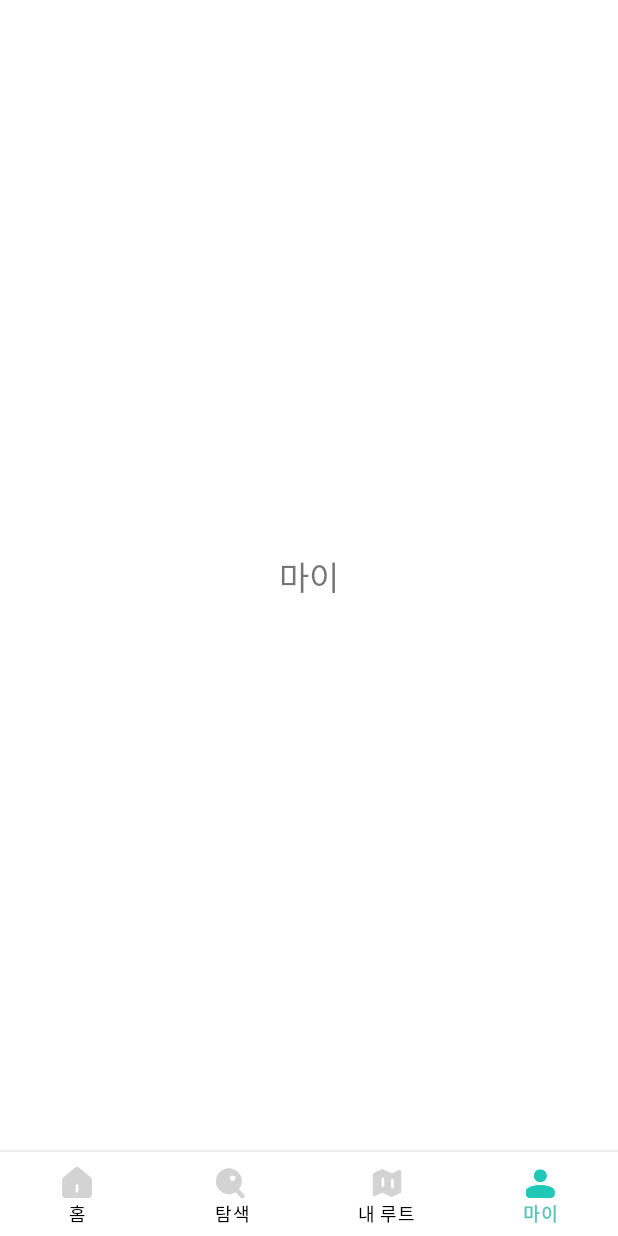
After one commit to Route-Box/route_box_aos, an Android app: the MyFragment screen opened through its navigation route, on a phone screen of 412 x 824 dp. The commit adds this screen. Run offline under Robolectric (Android 15) with nearby library versions, the phone set to English and light mode, and no system bars; our stand-ins replace data binding, navigation-ui.

Commit message:
✨ Feat: navigation으로 바텀네비게이션 화면 이동 구현
- navigation 의존성 추가
- BottomNavigation 아이템 클릭 시 화면 이동
- StatusBar 색상 변경

Related to: #1

```diff
--- a/RouteBox/app/build.gradle
+++ b/RouteBox/app/build.gradle
@@ -46,6 +46,10 @@ dependencies {
     androidTestImplementation 'androidx.test.ext:junit:1.2.1'
     androidTestImplementation 'androidx.test.espresso:espresso-core:3.6.1'
 
+    // navigation
+    implementation "androidx.navigation:navigation-fragment-ktx:$navigationVersion"
+    implementation "androidx.navigation:navigation-ui-ktx:$navigationVersion"
+
     // retrofit
     implementation 'com.squareup.retrofit2:retrofit:2.9.0'
     implementation 'com.squareup.retrofit2:converter-gson:2.9.0'
--- a/RouteBox/app/src/main/java/com/example/routebox/presentation/ui/MainActivity.kt
+++ b/RouteBox/app/src/main/java/com/example/routebox/presentation/ui/MainActivity.kt
@@ -3,6 +3,8 @@ package com.example.routebox.presentation.ui
 import androidx.appcompat.app.AppCompatActivity
 import android.os.Bundle
 import androidx.databinding.DataBindingUtil
+import androidx.navigation.findNavController
+import androidx.navigation.ui.NavigationUI
 import com.example.routebox.R
 import com.example.routebox.databinding.ActivityMainBinding
 
@@ -13,10 +15,13 @@ class MainActivity : AppCompatActivity() {
     override fun onCreate(savedInstanceState: Bundle?) {
         super.onCreate(savedInstanceState)
         binding = DataBindingUtil.setContentView(this, R.layout.activity_main)
-        setBottomNavigation()
+
+        initNavigation()
     }
 
-    private fun setBottomNavigation() {
+    private fun initNavigation() {
         binding.mainBottomNav.itemIconTintList = null
+
+        NavigationUI.setupWithNavController(binding.mainBottomNav, findNavController(R.id.main_nav_host))
     }
 }
--- /dev/null
+++ b/RouteBox/app/src/main/java/com/example/routebox/presentation/ui/home/HomeFragment.kt
@@ -0,0 +1,23 @@
+package com.example.routebox.presentation.ui.home
+
+import android.os.Bundle
+import android.view.LayoutInflater
+import android.view.View
+import android.view.ViewGroup
+import androidx.fragment.app.Fragment
+import com.example.routebox.databinding.FragmentHomeBinding
+
+class HomeFragment : Fragment() {
+    private lateinit var binding: FragmentHomeBinding
+
+    override fun onCreateView(
+        inflater: LayoutInflater,
+        container: ViewGroup?,
+        savedInstanceState: Bundle?
+
+    ): View {
+        binding = FragmentHomeBinding.inflate(inflater, container, false)
+
+        return binding.root
+    }
+}
--- /dev/null
+++ b/RouteBox/app/src/main/java/com/example/routebox/presentation/ui/my/MyFragment.kt
@@ -0,0 +1,23 @@
+package com.example.routebox.presentation.ui.my
+
+import android.os.Bundle
+import android.view.LayoutInflater
+import android.view.View
+import android.view.ViewGroup
+import androidx.fragment.app.Fragment
+import com.example.routebox.databinding.FragmentMyBinding
+
+class MyFragment : Fragment() {
+    private lateinit var binding: FragmentMyBinding
+
+    override fun onCreateView(
+        inflater: LayoutInflater,
+        container: ViewGroup?,
+        savedInstanceState: Bundle?
+
+    ): View {
+        binding = FragmentMyBinding.inflate(inflater, container, false)
+
+        return binding.root
+    }
+}
--- a/RouteBox/app/src/main/res/layout/activity_main.xml
+++ b/RouteBox/app/src/main/res/layout/activity_main.xml
@@ -7,11 +7,14 @@
         android:layout_height="match_parent"
         tools:context=".presentation.ui.MainActivity">
 
-        <FrameLayout
-            android:id="@+id/main_frm"
+        <fragment
+            android:id="@+id/main_nav_host"
+            android:name="androidx.navigation.fragment.NavHostFragment"
             android:layout_width="match_parent"
             android:layout_height="match_parent"
-            android:layout_marginBottom="?attr/actionBarSize" />
+            app:navGraph="@navigation/nav_bottomnav"
+            app:defaultNavHost="true"
+            android:layout_marginBottom="?attr/actionBarSize"/>
 
         <View
             android:layout_width="0dp"
--- /dev/null
+++ b/RouteBox/app/src/main/res/layout/fragment_my.xml
@@ -0,0 +1,19 @@
+<?xml version="1.0" encoding="utf-8"?>
+<layout xmlns:android="http://schemas.android.com/apk/res/android"
+    xmlns:app="http://schemas.android.com/apk/res-auto">
+    <androidx.constraintlayout.widget.ConstraintLayout
+        android:layout_width="match_parent"
+        android:layout_height="match_parent">
+
+        <TextView
+            android:layout_width="wrap_content"
+            android:layout_height="wrap_content"
+            android:text="@string/menu_my"
+            android:textSize="22sp"
+            app:layout_constraintStart_toStartOf="parent"
+            app:layout_constraintEnd_toEndOf="parent"
+            app:layout_constraintTop_toTopOf="parent"
+            app:layout_constraintBottom_toBottomOf="parent"/>
+
+    </androidx.constraintlayout.widget.ConstraintLayout>
+</layout>
--- /dev/null
+++ b/RouteBox/app/src/main/res/navigation/nav_bottomnav.xml
@@ -0,0 +1,40 @@
+<?xml version="1.0" encoding="utf-8"?>
+<navigation xmlns:android="http://schemas.android.com/apk/res/android"
+    xmlns:app="http://schemas.android.com/apk/res-auto"
+    xmlns:tools="http://schemas.android.com/tools"
+    android:id="@+id/nav_bottomnav"
+    app:startDestination="@id/homeFragment">
+
+    <!-- Home -->
+    <fragment
+        android:id="@+id/homeFragment"
+        android:name="com.example.routebox.presentation.ui.home.HomeFragment"
+        android:label="HomeFragment"
+        tools:layout="@layout/fragment_home">
+    </fragment>
+
+    <!-- Search -->
+    <fragment
+        android:id="@+id/searchFragment"
+        android:name="com.example.routebox.presentation.ui.search.SearchFragment"
+        android:label="SearchFragment"
+        tools:layout="@layout/fragment_search">
+    </fragment>
+
+    <!-- Route -->
+    <fragment
+        android:id="@+id/routeFragment"
+        android:name="com.example.routebox.presentation.ui.route.RouteFragment"
+        android:label="RouteFragment"
+        tools:layout="@layout/fragment_route">
+    </fragment>
+
+    <!-- My -->
+    <fragment
+        android:id="@+id/myFragment"
+        android:name="com.example.routebox.presentation.ui.my.MyFragment"
+        android:label="MyFragment"
+        tools:layout="@layout/fragment_my">
+    </fragment>
+
+</navigation>
--- a/RouteBox/app/src/main/res/values/themes.xml
+++ b/RouteBox/app/src/main/res/values/themes.xml
@@ -2,7 +2,11 @@
     <!-- Base application theme. -->
     <style name="Base.Theme.RouteBox" parent="Theme.MaterialComponents.DayNight.NoActionBar">
         <item name="colorPrimary">@color/main_color</item>
+명        <!-- Remove the title bar -->
         <item name="windowNoTitle">true</item>
+        <!-- Status bar color. -->
+        <item name="android:statusBarColor">@color/transparent</item>
+        <item name="android:windowTranslucentStatus">true</item>
     </style>
 
     <style name="Theme.RouteBox" parent="Base.Theme.RouteBox" />
--- a/RouteBox/build.gradle
+++ b/RouteBox/build.gradle
@@ -15,3 +15,7 @@ plugins {
     id 'com.android.library' version '8.2.2' apply false
     id 'org.jetbrains.kotlin.android' version '1.9.22' apply false
 }
+
+ext {
+    navigationVersion = "2.7.7"
+}
```
Also changed, not shown: RouteBox/app/src/main/java/com/example/routebox/presentation/ui/route/RouteFragment.kt (added, +23 -0 lines), RouteBox/app/src/main/java/com/example/routebox/presentation/ui/search/SearchFragment.kt (added, +23 -0 lines), RouteBox/app/src/main/res/layout/fragment_home.xml (added, +19 -0 lines), RouteBox/app/src/main/res/layout/fragment_route.xml (added, +19 -0 lines), RouteBox/app/src/main/res/layout/fragment_search.xml (added, +19 -0 lines).
